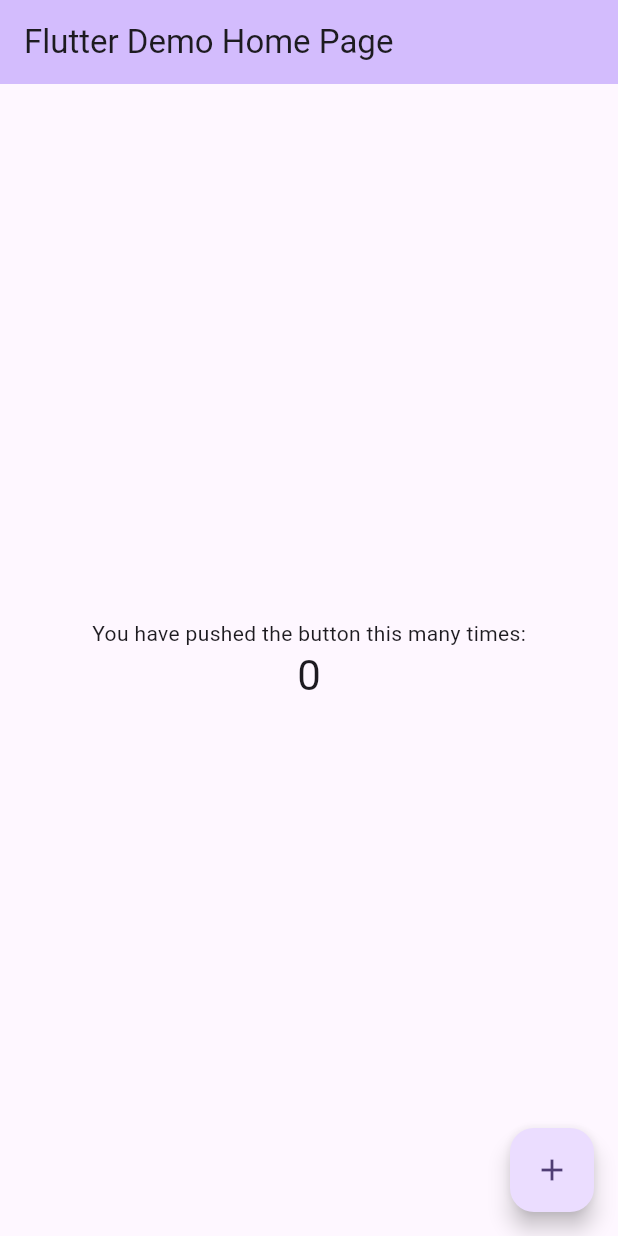
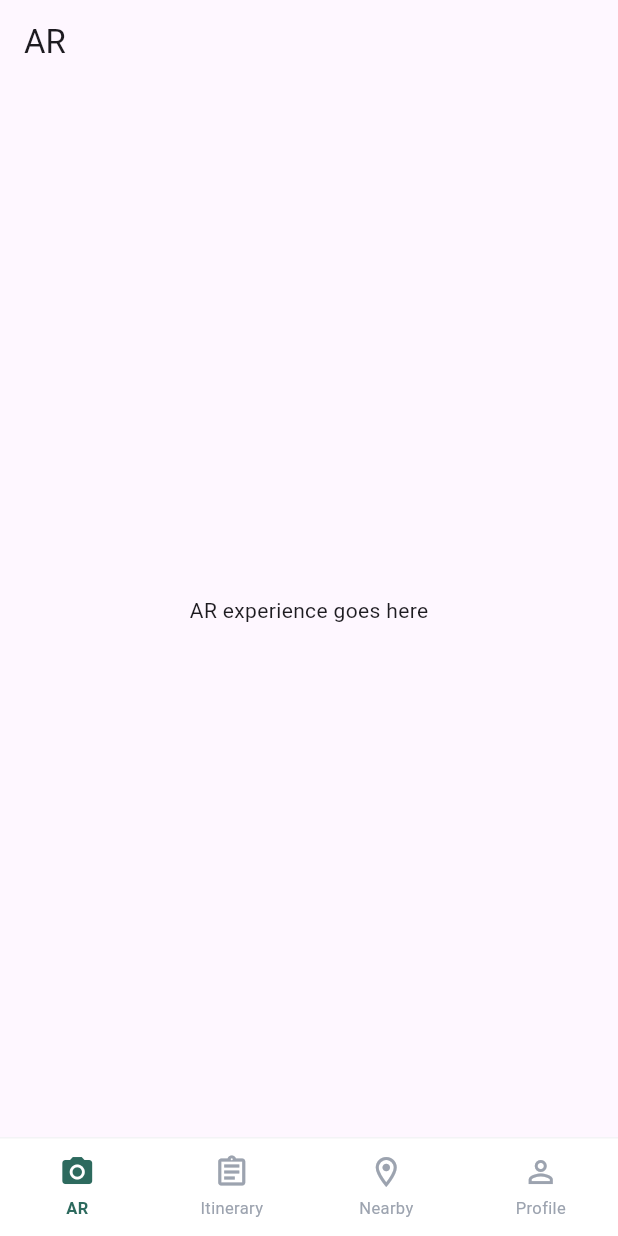
Before and after one commit to liewcb/narrate_my, a Flutter app: the screen it shows after launch, on a phone screen of 412 x 824 dp. Run offline on Flutter 3.47's test engine with Material 3 defaults, Android fonts, the phone set to English and light mode, and no system bars.

Commit message:
add bottom navigation bar

```diff
--- /dev/null
+++ b/lib/View/ar_screen.dart
@@ -0,0 +1,13 @@
+import 'package:flutter/material.dart';
+
+class ARScreen extends StatelessWidget {
+  const ARScreen({super.key});
+
+  @override
+  Widget build(BuildContext context) {
+    return Scaffold(
+      appBar: AppBar(title: const Text('AR')),
+      body: const Center(child: Text('AR experience goes here')),
+    );
+  }
+}
--- /dev/null
+++ b/lib/View/itinerary_screen.dart
@@ -0,0 +1,13 @@
+import 'package:flutter/material.dart';
+
+class ItineraryScreen extends StatelessWidget {
+  const ItineraryScreen({super.key});
+
+  @override
+  Widget build(BuildContext context) {
+    return Scaffold(
+      appBar: AppBar(title: const Text('Itinerary')),
+      body: const Center(child: Text('Itinerary content goes here')),
+    );
+  }
+}
--- /dev/null
+++ b/lib/View/nearby_recommendation_screen.dart
@@ -0,0 +1,13 @@
+import 'package:flutter/material.dart';
+
+class NearbyRecommendationScreen extends StatelessWidget {
+  const NearbyRecommendationScreen({super.key});
+
+  @override
+  Widget build(BuildContext context) {
+    return Scaffold(
+      appBar: AppBar(title: const Text('Nearby')),
+      body: const Center(child: Text('Nearby recommendations go here')),
+    );
+  }
+}
--- /dev/null
+++ b/lib/View/root_shell.dart
@@ -0,0 +1,61 @@
+import 'package:flutter/material.dart';
+import 'ar_screen.dart';
+import 'itinerary_screen.dart';
+import 'nearby_recommendation_screen.dart';
+import 'profile_screen.dart';
+import 'widgets/bottom_nav_bar.dart';
+
+/// Top-level scaffold that owns the bottom navigation and swaps between
+/// the AR, Itinerary, Nearby, and Profile tabs without losing their state.
+class RootShell extends StatefulWidget {
+  const RootShell({super.key});
+
+  @override
+  State<RootShell> createState() => _RootShellState();
+}
+
+class _RootShellState extends State<RootShell> {
+  int _index = 0;
+
+  static const _screens = [
+    ARScreen(),
+    ItineraryScreen(),
+    NearbyRecommendationScreen(),
+    ProfileScreen(),
+  ];
+
+  static const _items = [
+    BottomNavItem(
+      icon: Icons.camera_alt_outlined,
+      selectedIcon: Icons.camera_alt,
+      label: 'AR',
+    ),
+    BottomNavItem(
+      icon: Icons.assignment_outlined,
+      selectedIcon: Icons.assignment,
+      label: 'Itinerary',
+    ),
+    BottomNavItem(
+      icon: Icons.location_on_outlined,
+      selectedIcon: Icons.location_on,
+      label: 'Nearby',
+    ),
+    BottomNavItem(
+      icon: Icons.person_outline,
+      selectedIcon: Icons.person,
+      label: 'Profile',
+    ),
+  ];
+
+  @override
+  Widget build(BuildContext context) {
+    return Scaffold(
+      body: IndexedStack(index: _index, children: _screens),
+      bottomNavigationBar: AppBottomNavBar(
+        items: _items,
+        currentIndex: _index,
+        onTap: (i) => setState(() => _index = i),
+      ),
+    );
+  }
+}
--- /dev/null
+++ b/lib/View/widgets/bottom_nav_bar.dart
@@ -0,0 +1,92 @@
+// lib/View/widgets/app_bottom_nav_bar.dart
+//
+// Custom bottom navigation bar matching the design spec:
+// - white background
+// - fixed 65dp height
+// - thin light-gray (#F3F4F6) top border
+
+import 'package:flutter/material.dart';
+
+/// Data for a single bottom nav destination.
+class BottomNavItem {
+  const BottomNavItem({
+    required this.icon,
+    required this.label,
+    this.selectedIcon,
+  });
+
+  final IconData icon;
+  final IconData? selectedIcon;
+  final String label;
+}
+
+class AppBottomNavBar extends StatelessWidget {
+  const AppBottomNavBar({
+    super.key,
+    required this.items,
+    required this.currentIndex,
+    required this.onTap,
+  });
+
+  final List<BottomNavItem> items;
+  final int currentIndex;
+  final ValueChanged<int> onTap;
+
+  static const double _height = 65;
+  static const Color _borderColor = Color(0xFFF3F4F6);
+  static const Color _unselectedColor = Color(0xFF9CA3AF);
+  // Matches the teal used for the selected "Nearby" pin in the design.
+  static const Color _selectedColor = Color(0xFF2D6A5E);
+
+  @override
+  Widget build(BuildContext context) {
+    const primary = _selectedColor;
+
+    return Container(
+      decoration: const BoxDecoration(
+        color: Colors.white,
+        border: Border(top: BorderSide(color: _borderColor, width: 1)),
+      ),
+      child: SafeArea(
+        top: false,
+        child: SizedBox(
+          height: _height,
+          child: Row(
+            children: List.generate(items.length, (index) {
+            final item = items[index];
+            final selected = index == currentIndex;
+            final color = selected ? primary : _unselectedColor;
+
+            return Expanded(
+              child: InkWell(
+                onTap: () => onTap(index),
+                child: Column(
+                  mainAxisAlignment: MainAxisAlignment.center,
+                  children: [
+                    Icon(
+                      selected ? (item.selectedIcon ?? item.icon) : item.icon,
+                      color: color,
+                      size: 24,
+                    ),
+                    const SizedBox(height: 4),
+                    Text(
+                      item.label,
+                      maxLines: 1,
+                      overflow: TextOverflow.ellipsis,
+                      style: TextStyle(
+                        fontSize: 11,
+                        fontWeight: selected ? FontWeight.w600 : FontWeight.w400,
+                        color: color,
+                      ),
+                    ),
+                  ],
+                ),
+              ),
+            );
+          }),
+          ),
+        ),
+      ),
+    );
+  }
+}
--- a/lib/main.dart
+++ b/lib/main.dart
@@ -1,4 +1,5 @@
 import 'package:flutter/material.dart';
+import 'View/root_shell.dart';
 
 void main() {
   runApp(const MyApp());
@@ -7,116 +8,14 @@ void main() {
 class MyApp extends StatelessWidget {
   const MyApp({super.key});
 
-  // This widget is the root of your application.
   @override
   Widget build(BuildContext context) {
     return MaterialApp(
-      title: 'Flutter Demo',
+      title: 'narrate_my',
       theme: ThemeData(
-        // This is the theme of your application.
-        //
-        // TRY THIS: Try running your application with "flutter run". You'll see
-        // the application has a purple toolbar. Then, without quitting the app,
-        // try changing the seedColor in the colorScheme below to Colors.green
-        // and then invoke "hot reload" (save your changes or press the "hot
-        // reload" button in a Flutter-supported IDE, or press "r" if you used
-        // the command line to start the app).
-        //
-        // Notice that the counter didn't reset back to zero; the application
-        // state is not lost during the reload. To reset the state, use hot
-        // restart instead.
-        //
-        // This works for code too, not just values: Most code changes can be
-        // tested with just a hot reload.
         colorScheme: .fromSeed(seedColor: Colors.deepPurple),
       ),
-      home: const MyHomePage(title: 'Flutter Demo Home Page'),
+      home: const RootShell(),
     );
   }
 }
-
-class MyHomePage extends StatefulWidget {
-  const MyHomePage({super.key, required this.title});
-
-  // This widget is the home page of your application. It is stateful, meaning
-  // that it has a State object (defined below) that contains fields that affect
-  // how it looks.
-
-  // This class is the configuration for the state. It holds the values (in this
-  // case the title) provided by the parent (in this case the App widget) and
-  // used by the build method of the State. Fields in a Widget subclass are
-  // always marked "final".
-
-  final String title;
-
-  @override
-  State<MyHomePage> createState() => _MyHomePageState();
-}
-
-class _MyHomePageState extends State<MyHomePage> {
-  int _counter = 0;
-
-  void _incrementCounter() {
-    setState(() {
-      // This call to setState tells the Flutter framework that something has
-      // changed in this State, which causes it to rerun the build method below
-      // so that the display can reflect the updated values. If we changed
-      // _counter without calling setState(), then the build method would not be
-      // called again, and so nothing would appear to happen.
-      _counter++;
-    });
-  }
-
-  @override
-  Widget build(BuildContext context) {
-    // This method is rerun every time setState is called, for instance as done
-    // by the _incrementCounter method above.
-    //
-    // The Flutter framework has been optimized to make rerunning build methods
-    // fast, so that you can just rebuild anything that needs updating rather
-    // than having to individually change instances of widgets.
-    return Scaffold(
-      appBar: AppBar(
-        // TRY THIS: Try changing the color here to a specific color (to
-        // Colors.amber, perhaps?) and trigger a hot reload to see the AppBar
-        // change color while the other colors stay the same.
-        backgroundColor: Theme.of(context).colorScheme.inversePrimary,
-        // Here we take the value from the MyHomePage object that was created by
-        // the App.build method, and use it to set our appbar title.
-        title: Text(widget.title),
-      ),
-      body: Center(
-        // Center is a layout widget. It takes a single child and positions it
-        // in the middle of the parent.
-        child: Column(
-          // Column is also a layout widget. It takes a list of children and
-          // arranges them vertically. By default, it sizes itself to fit its
-          // children horizontally, and tries to be as tall as its parent.
-          //
-          // Column has various properties to control how it sizes itself and
-          // how it positions its children. Here we use mainAxisAlignment to
-          // center the children vertically; the main axis here is the vertical
-          // axis because Columns are vertical (the cross axis would be
-          // horizontal).
-          //
-          // TRY THIS: Invoke "debug painting" (choose the "Toggle Debug Paint"
-          // action in the IDE, or press "p" in the console), to see the
-          // wireframe for each widget.
-          mainAxisAlignment: .center,
-          children: [
-            const Text('You have pushed the button this many times:'),
-            Text(
-              '$_counter',
-              style: Theme.of(context).textTheme.headlineMedium,
-            ),
-          ],
-        ),
-      ),
-      floatingActionButton: FloatingActionButton(
-        onPressed: _incrementCounter,
-        tooltip: 'Increment',
-        child: const Icon(Icons.add),
-      ),
-    );
-  }
-}
```
Also changed, not shown: lib/View/ProfileScreen.dart (deleted, +0 -141 lines), lib/View/profile_screen.dart (added, +141 -0 lines), lib/View/NearbyRecommendationScreen.dart (deleted).
